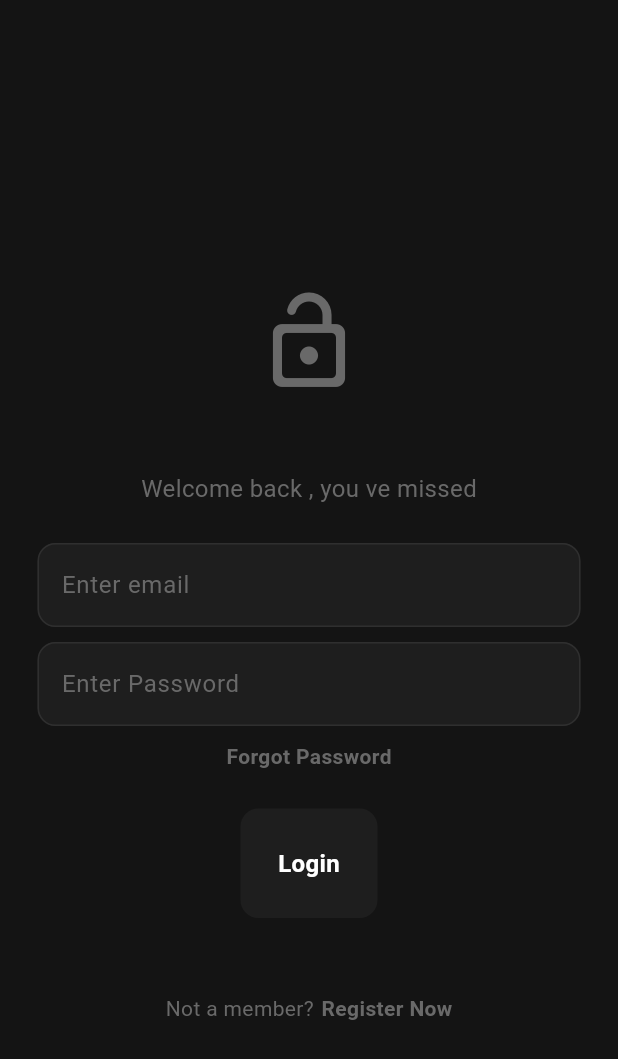
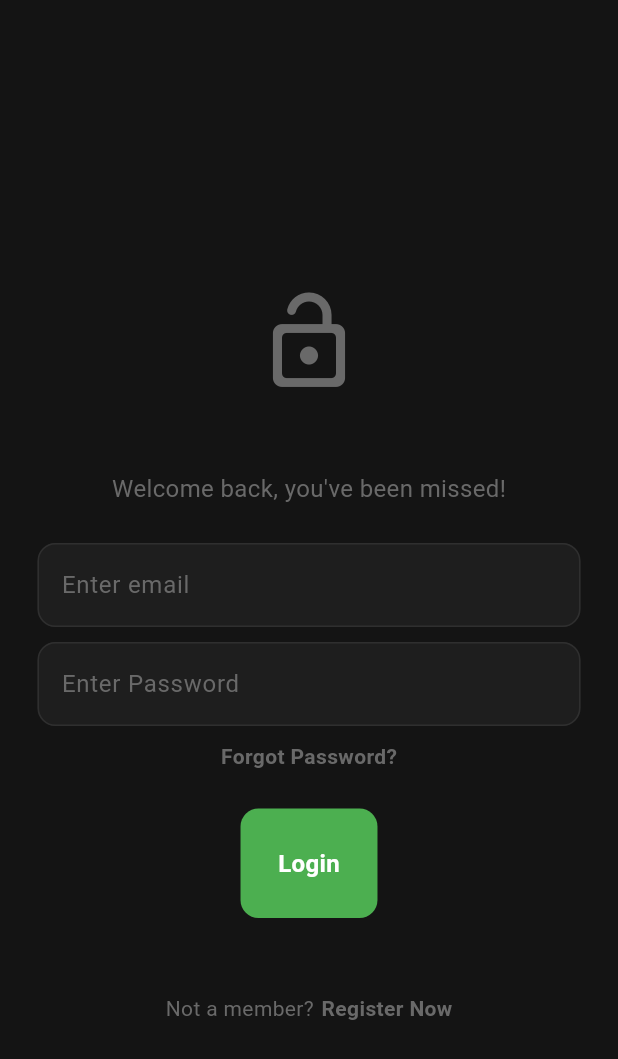
Before and after one commit to SachinDevX/twitter, a Flutter app: the screen it shows after launch, on a phone screen of 412 x 824 dp. Shown: the top 1059 px of the screen. Run offline on Flutter 3.47's test engine with Material 3 defaults, Android fonts, the phone set to English and light mode, and no system bars; our stand-ins replace cloud_firestore, firebase_auth, firebase_core; accounts and stored records are empty; generated files the repository leaves out were written again.

```diff
--- a/lib/components/my_button.dart
+++ b/lib/components/my_button.dart
@@ -1,11 +1,15 @@
 import 'package:flutter/material.dart';
+
 class MyButton extends StatelessWidget {
   final String text;
   final void Function()? onTap;
+  final Color color;
 
-  const MyButton({super.key,
-  required this.onTap,
-  required this.text,
+  const MyButton({
+    super.key,
+    required this.onTap,
+    required this.text,
+    this.color = Colors.blue,
   });
 
   @override
@@ -14,17 +18,18 @@ class MyButton extends StatelessWidget {
       onTap: onTap,
       child: Container(
         padding: const EdgeInsets.all(25),
-
         decoration: BoxDecoration(
-          color: Theme.of(context).colorScheme.secondary,
-
+          color: color,
           borderRadius: BorderRadius.circular(12),
         ),
-        child: Text(text,
-        style: const TextStyle(
-          fontWeight: FontWeight.bold,
-          fontSize: 16,
-        ),),
+        child: Text(
+          text,
+          style: const TextStyle(
+            fontWeight: FontWeight.bold,
+            fontSize: 16,
+            color: Colors.white,
+          ),
+        ),
       ),
     );
   }
--- a/lib/pages/login_page.dart
+++ b/lib/pages/login_page.dart
@@ -5,105 +5,100 @@ import 'package:twitter/components/my_text_field.dart';
 import 'package:twitter/services/auth/auth_service.dart';
 
 class LoginPage extends StatefulWidget {
-  final void Function() ? onTap;
-  const LoginPage({super.key,
-  required this.onTap});
+  final void Function()? onTap;
+
+  const LoginPage({super.key, required this.onTap});
 
   @override
   State<LoginPage> createState() => _LoginPageState();
 }
 
 class _LoginPageState extends State<LoginPage> {
-  //access auth service
   final _auth = AuthService();
-  //login method
+
+  // Text controllers
+  final TextEditingController emailController = TextEditingController();
+  final TextEditingController pwController = TextEditingController();
+
+  // Login method
   void Login() async {
     showLoadingCircle(context);
-
-    try{
-      //attempt login
+    try {
       await _auth.loginEmailPAssword(emailController.text, pwController.text);
-      //finishing loading
       if (mounted) hideLoadingCircle(context);
-    }
-    //catch any error
-    catch (e){
-      //finishing loading
+    } catch (e) {
       if (mounted) hideLoadingCircle(context);
-      if(mounted){
+      if (mounted) {
         showDialog(
           context: context,
           builder: (context) => AlertDialog(
-            title: Text(e.toString()
-            ),
+            title: Text(e.toString()),
           ),
         );
       }
     }
   }
 
-
-  //text controller
-  final TextEditingController emailController = TextEditingController();
-  final TextEditingController pwController = TextEditingController();
   @override
   Widget build(BuildContext context) {
     return Scaffold(
       backgroundColor: Theme.of(context).colorScheme.surface,
-      body:   Padding(
+      body: Padding(
         padding: const EdgeInsets.symmetric(horizontal: 25.0),
         child: SafeArea(
           child: Center(
             child: Column(
               mainAxisAlignment: MainAxisAlignment.center,
               children: [
-
                 const SizedBox(height: 50),
-                Icon(Icons.lock_open_rounded,
+                Icon(
+                  Icons.lock_open_rounded,
                   size: 72,
-                color: Theme.of(context).colorScheme.primary),
-
+                  color: Theme.of(context).colorScheme.primary,
+                ),
                 const SizedBox(height: 50),
-                Text("Welcome back , you\ ve missed",
+                Text(
+                  "Welcome back, you've been missed!",
                   style: TextStyle(
                     color: Theme.of(context).colorScheme.primary,
                     fontSize: 16,
                   ),
                 ),
                 const SizedBox(height: 25),
-
                 MyTextField(
                   controller: emailController,
                   hintText: "Enter email",
-                    obscureText: false
+                  obscureText: false,
                 ),
                 const SizedBox(height: 10),
                 MyTextField(
                   controller: pwController,
                   hintText: "Enter Password",
-                    obscureText: true
+                  obscureText: true,
                 ),
                 const SizedBox(height: 10),
                 Align(
                   alignment: Alignment.center,
                   child: Text(
-                    "Forgot Password",
+                    "Forgot Password?",
                     style: TextStyle(
                       color: Theme.of(context).colorScheme.primary,
                       fontWeight: FontWeight.bold,
                     ),
                   ),
                 ),
-
                 const SizedBox(height: 25),
 
+                // ✅ Login Button with Green Background
                 MyButton(
                   text: "Login",
                   onTap: Login,
+                  color: Colors.green, // Set button background color to green
                 ),
 
                 const SizedBox(height: 50),
-                //not a member ? register now
+
+                // "Not a member? Register Now"
                 Row(
                   mainAxisAlignment: MainAxisAlignment.center,
                   children: [
@@ -114,7 +109,6 @@ class _LoginPageState extends State<LoginPage> {
                       ),
                     ),
                     const SizedBox(width: 5),
-                    //user can tap to go to register page
                     GestureDetector(
                       onTap: widget.onTap,
                       child: Text(
```
Lines whose indentation alone changed are shown as unchanged.
